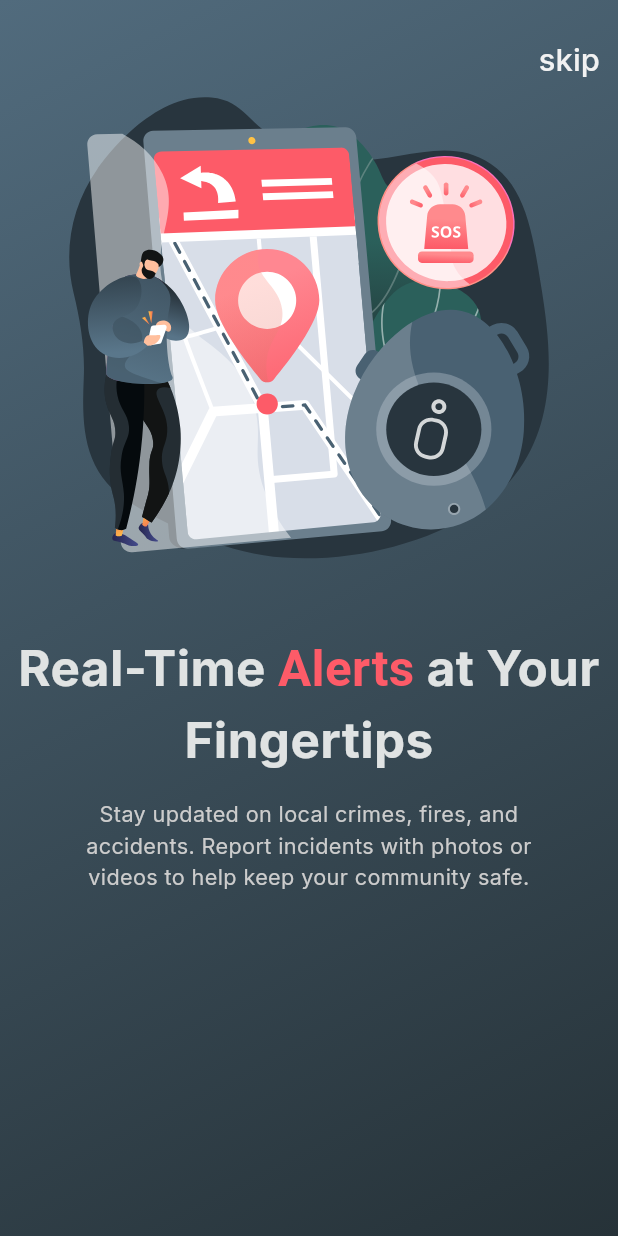
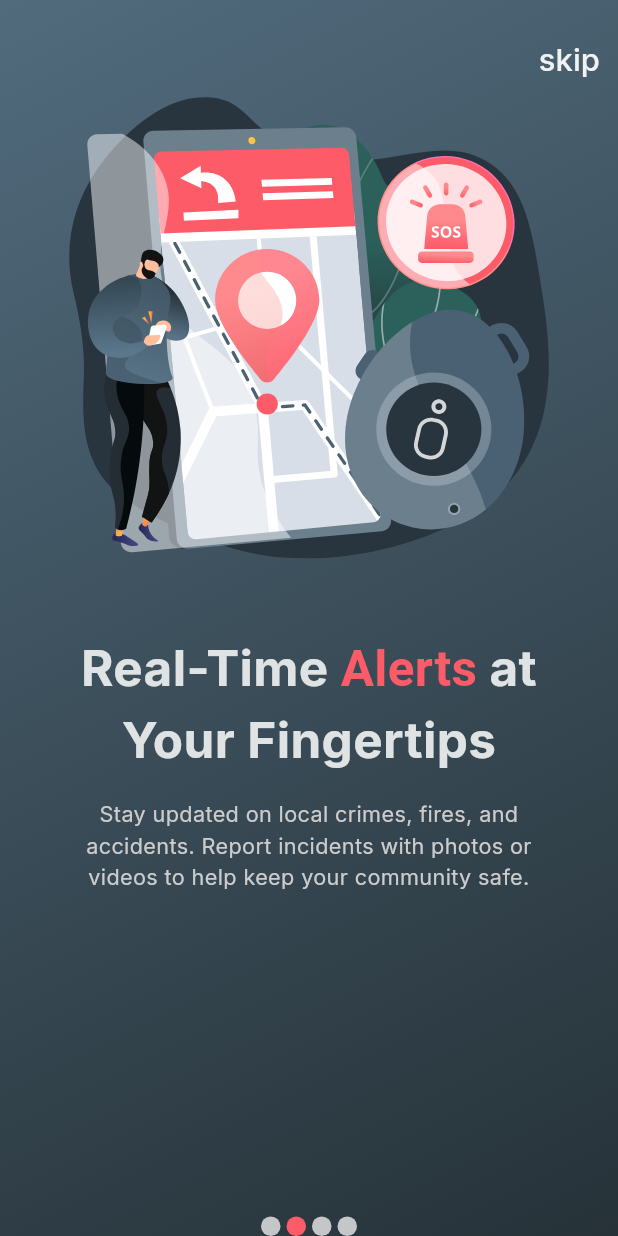
Before and after one commit to yousefkhalaf0/Mr_defence_app, a Flutter app: the screen it shows after launch, swiped to page 2, on a phone screen of 412 x 824 dp. Run offline on Flutter 3.47's test engine with Material 3 defaults, Android fonts, the phone set to English and light mode, and no system bars; drawn by our look-alikes of smooth_page_indicator; our stand-ins replace bloc, dartz, flutter_bloc, flutter_svg, go_router, google_fonts and 1 more.

Commit message:
feat(onboarding): add OnBoardingPageIndicator widget and integrate with OnBoardingCubit

```diff
--- a/lib/core/utils/constants.dart
+++ b/lib/core/utils/constants.dart
@@ -5,6 +5,7 @@ const kBackGroundColor = Color(0xffF7F7F9);
 const kTextLightColor = Color(0xffE0E3E3);
 const kTextDarkColor = Color(0xff013A51);
 const kTextRedColor = Color(0xffFD5B68);
+const kPageIndicatorDotLightColor = Color(0xffC5C6C7);
 const kGradientColor1 = Color(0xff263238);
 const kGradientColor2 = Color(0xff516B7D);
 
--- a/lib/features/on_boarding/presentation/views/widgets/on_boarding_content.dart
+++ b/lib/features/on_boarding/presentation/views/widgets/on_boarding_content.dart
@@ -16,7 +16,9 @@ class OnBoardingContent extends StatelessWidget {
           child: SvgPicture.asset(onBoardingModel.image!),
         ),
         const SizedBox(height: 48),
-        Text.rich(
+        Padding(
+          padding: const EdgeInsets.symmetric(horizontal: 30),
+          child: Text.rich(
             textAlign: TextAlign.center,
             style: TextStyle(
               color: kTextLightColor,
@@ -26,6 +28,7 @@ class OnBoardingContent extends StatelessWidget {
             _buildHighlightedTitle(
               onBoardingModel.title!,
               onBoardingModel.highlightWord,
+            ),
           ),
         ),
         const SizedBox(height: 16),
--- /dev/null
+++ b/lib/features/on_boarding/presentation/views/widgets/on_boarding_page_indicator.dart
@@ -0,0 +1,28 @@
+import 'package:app/core/utils/constants.dart';
+import 'package:app/features/on_boarding/data/models/on_boarding_model.dart';
+import 'package:app/features/on_boarding/presentation/manager/on_boarding_cubit/on_boarding_cubit.dart';
+import 'package:flutter/material.dart';
+import 'package:flutter_bloc/flutter_bloc.dart';
+import 'package:smooth_page_indicator/smooth_page_indicator.dart';
+
+class OnBoardingPageIndicator extends StatelessWidget {
+  const OnBoardingPageIndicator({super.key});
+
+  @override
+  Widget build(BuildContext context) {
+    return SmoothPageIndicator(
+      controller:
+          BlocProvider.of<OnBoardingCubit>(context).onBoardingController,
+      count: OnBoardingModel.data.length,
+      effect: const SlideEffect(
+        type: SlideType.slideUnder,
+        spacing: 4,
+        radius: 30,
+        dotWidth: 13,
+        dotHeight: 13,
+        dotColor: kPageIndicatorDotLightColor,
+        activeDotColor: kTextRedColor,
+      ),
+    );
+  }
+}
--- a/lib/features/on_boarding/presentation/views/widgets/on_boarding_view_body.dart
+++ b/lib/features/on_boarding/presentation/views/widgets/on_boarding_view_body.dart
@@ -1,7 +1,10 @@
 import 'package:app/core/widgets/welcome_views_back_ground.dart';
+import 'package:app/features/on_boarding/presentation/manager/on_boarding_cubit/on_boarding_cubit.dart';
 import 'package:app/features/on_boarding/presentation/views/widgets/on_boarding_Builder.dart';
 import 'package:app/features/on_boarding/presentation/views/widgets/on_boarding_app_bar.dart';
+import 'package:app/features/on_boarding/presentation/views/widgets/on_boarding_page_indicator.dart';
 import 'package:flutter/material.dart';
+import 'package:flutter_bloc/flutter_bloc.dart';
 
 class OnBoardingViewBody extends StatelessWidget {
   const OnBoardingViewBody({super.key});
@@ -9,12 +12,17 @@ class OnBoardingViewBody extends StatelessWidget {
   @override
   Widget build(BuildContext context) {
     return WelcomeViewsBackGround(
-      content: Column(
-        children: [
-          const SizedBox(height: 16),
-          OnBoardingAppBar(),
-          OnBoardingBuilder(),
-        ],
+      content: BlocBuilder<OnBoardingCubit, OnBoardingState>(
+        builder: (context, state) {
+          return Column(
+            children: [
+              const SizedBox(height: 16),
+              OnBoardingAppBar(),
+              OnBoardingBuilder(),
+              OnBoardingPageIndicator(),
+            ],
+          );
+        },
       ),
     );
   }
```
Lines whose indentation alone changed are shown as unchanged.
